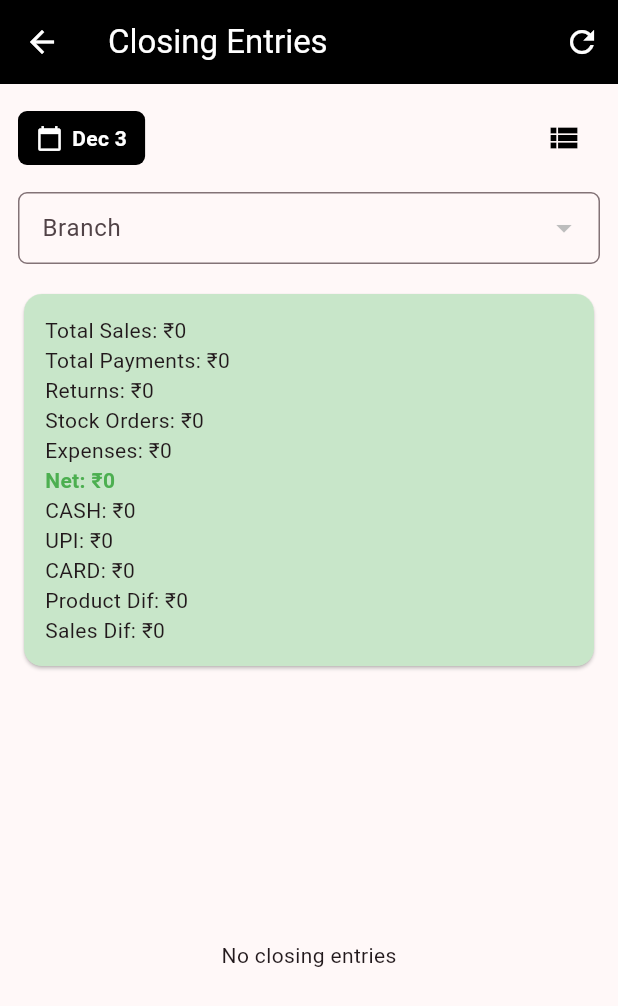
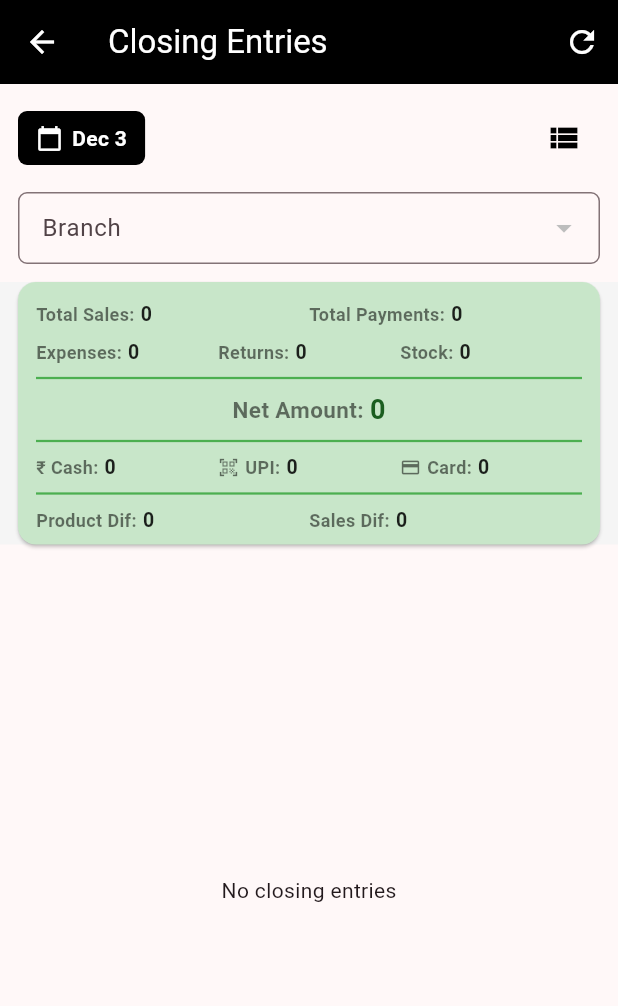
Before and after one commit to SeyalTeam/blackforest-admin, a Flutter app: the ClosingEntryReportPage screen opened directly, on a phone screen of 412 x 824 dp. Shown: the top 1006 px of the screen. Run offline on Flutter 3.47's test engine with Material 3 defaults, Android fonts, the phone set to English and light mode, and no system bars; our stand-ins replace flutter_secure_storage, shared_preferences; accounts and stored records are empty; network calls fail.

Commit message:
closing report updated

```diff
--- a/lib/closingentry_report.dart
+++ b/lib/closingentry_report.dart
@@ -400,10 +400,13 @@ class _ClosingEntryReportPageState extends State<ClosingEntryReportPage> {
                 children: [
                   Row(
                     children: [
-                      const Icon(Icons.attach_money, size: 16),
-                      const SizedBox(width: 12),
+                      const Text(
+                        "₹",
+                        style: TextStyle(fontSize: 16, fontWeight: FontWeight.bold),
+                      ),
+                      const SizedBox(width: 6),
                       Text(
-                        "${_formatAmount(e["cash"] ?? 0)}",
+                        _formatAmount(e["cash"] ?? 0),
                         style: const TextStyle(fontWeight: FontWeight.bold),
                       ),
                     ],
@@ -514,6 +517,140 @@ class _ClosingEntryReportPageState extends State<ClosingEntryReportPage> {
     }
   }
 
+  Widget _compactSummaryCard() {
+    return Card(
+      color: Colors.green.shade100,
+      margin: EdgeInsets.zero,
+      child: Padding(
+        padding: const EdgeInsets.all(12),
+        child: Column(
+          children: [
+            // Row 1: Total Sales & Total Payments
+            Row(
+              children: [
+                Expanded(
+                  child: _summaryItem("Total Sales", totalSales, isBoldValue: true),
+                ),
+                Expanded(
+                  child: _summaryItem("Total Payments", totalPayments, isBoldValue: true),
+                ),
+              ],
+            ),
+            const SizedBox(height: 6),
+            // Row 2: Expenses, Returns, Stock (all 3 in one row)
+            Row(
+              children: [
+                Expanded(
+                  child: _summaryItem("Expenses", totalExpenses, isBoldValue: true),
+                ),
+                Expanded(
+                  child: _summaryItem("Returns", totalReturns, isBoldValue: true),
+                ),
+                Expanded(
+                  child: _summaryItem("Stock", totalStockOrders, isBoldValue: true),
+                ),
+              ],
+            ),
+            const Divider(height: 16, thickness: 1.5, color: Colors.green),
+            // Row 3: Net Amount (full width, bold, larger)
+            _summaryItem("Net Amount", totalNet, isBold: true, isLarge: true),
+            const Divider(height: 16, thickness: 1.5, color: Colors.green),
+            // Row 4: Cash, UPI, Card (all 3 in one row) - Cash shows ₹ instead of $
+            Row(
+              children: [
+                Expanded(
+                  child: _summaryItem("₹ Cash", totalCash, isBoldValue: true),
+                ),
+                Expanded(
+                  child: _summaryItem("UPI", totalUpi, icon: Icons.qr_code_scanner, isBoldValue: true),
+                ),
+                Expanded(
+                  child: _summaryItem("Card", totalCard, icon: Icons.credit_card, isBoldValue: true),
+                ),
+              ],
+            ),
+            const Divider(height: 16, thickness: 1.5, color: Colors.green),
+            // Row 5: Product Dif & Sales Dif
+            Row(
+              children: [
+                Expanded(
+                  child: _summaryItem(
+                    "Product Dif",
+                    totalProductDif,
+                    showArrow: true,
+                    isBoldValue: true,
+                  ),
+                ),
+                Expanded(
+                  child: _summaryItem(
+                    "Sales Dif",
+                    totalSalesDif,
+                    showArrow: true,
+                    isBoldValue: true,
+                  ),
+                ),
+              ],
+            ),
+          ],
+        ),
+      ),
+    );
+  }
+
+  Widget _summaryItem(String label, double value, {
+    bool isBold = false,
+    bool isLarge = false,
+    bool isBoldValue = false,
+    IconData? icon,
+    bool showArrow = false,
+  }) {
+    Color valueColor = Colors.black87;
+    Widget? arrowWidget;
+
+    if (showArrow) {
+      if (value > 0) {
+        arrowWidget = const Icon(Icons.arrow_upward, color: Colors.green, size: 14);
+        valueColor = Colors.green;
+      } else if (value < 0) {
+        arrowWidget = const Icon(Icons.arrow_downward, color: Colors.red, size: 14);
+        valueColor = Colors.red;
+      }
+    } else if (isBold) {
+      valueColor = Colors.green.shade900;
+    }
+
+    return Row(
+      mainAxisSize: MainAxisSize.min,
+      children: [
+        if (icon != null) ...[
+          Icon(icon, size: 14, color: Colors.black54),
+          const SizedBox(width: 4),
+        ],
+        Text(
+          "$label:",
+          style: TextStyle(
+            fontSize: isLarge ? 15 : 12,
+            fontWeight: isBold ? FontWeight.bold : FontWeight.w600,
+            color: Colors.black54,
+          ),
+        ),
+        const SizedBox(width: 4),
+        if (arrowWidget != null) ...[
+          arrowWidget,
+          const SizedBox(width: 2),
+        ],
+        Text(
+          _formatAmount(value),
+          style: TextStyle(
+            fontSize: isLarge ? 18 : 13,
+            fontWeight: (isBold || isBoldValue) ? FontWeight.bold : FontWeight.w600,
+            color: valueColor,
+          ),
+        ),
+      ],
+    );
+  }
+
   @override
   Widget build(BuildContext context) {
     final displayedEntries = _getDisplayedEntries();
@@ -538,11 +675,13 @@ class _ClosingEntryReportPageState extends State<ClosingEntryReportPage> {
           )
         ],
       ),
-      body: Padding(
-        padding: const EdgeInsets.all(12),
+      body: CustomScrollView(
+        slivers: [
+          // Scrollable Header: Calendar and Branch Filter
+          SliverToBoxAdapter(
+            child: Padding(
+              padding: const EdgeInsets.fromLTRB(12, 12, 12, 0),
               child: Column(
-          children: [
-            Column(
                 crossAxisAlignment: CrossAxisAlignment.start,
                 children: [
                   Row(
@@ -554,73 +693,68 @@ class _ClosingEntryReportPageState extends State<ClosingEntryReportPage> {
                   ),
                   const SizedBox(height: 12),
                   _branchFilter(),
-              ],
-            ),
-            const SizedBox(height: 16),
-            Card(
-              color: Colors.green.shade100,
-              child: Padding(
-                padding: const EdgeInsets.all(14),
-                child: Row(
-                  children: [
-                    Expanded(
-                      child: Column(
-                        crossAxisAlignment: CrossAxisAlignment.start,
-                        children: [
-                          Text(
-                              "Total Sales: ₹${_formatAmount(totalSales)}"),
-                          Text(
-                              "Total Payments: ₹${_formatAmount(totalPayments)}"),
-                          Text(
-                              "Returns: ₹${_formatAmount(totalReturns)}"),
-                          Text(
-                              "Stock Orders: ₹${_formatAmount(totalStockOrders)}"),
-                          Text(
-                              "Expenses: ₹${_formatAmount(totalExpenses)}"),
-                          Text(
-                              "Net: ₹${_formatAmount(totalNet)}",
-                              style: const TextStyle(
-                                  fontWeight: FontWeight.bold,
-                                  color: Colors.green)),
-                          Text(
-                              "CASH: ₹${_formatAmount(totalCash)}"),
-                          Text(
-                              "UPI: ₹${_formatAmount(totalUpi)}"),
-                          Text(
-                              "CARD: ₹${_formatAmount(totalCard)}"),
-                          Text(
-                            "Product Dif: ₹${_formatAmount(totalProductDif)}",
-                            style: totalProductDif < 0 ? const TextStyle(color: Colors.red) : null,
-                          ),
-                          Text(
-                            "Sales Dif: ₹${_formatAmount(totalSalesDif)}",
-                            style: totalSalesDif < 0 ? const TextStyle(color: Colors.red) : null,
-                          ),
-                        ],
-                      ),
-                    )
+                  const SizedBox(height: 12),
                 ],
               ),
             ),
           ),
-            const SizedBox(height: 14),
-            Expanded(
-              child: _loading
-                  ? const Center(child: CircularProgressIndicator())
+          // Sticky Summary Card
+          SliverPersistentHeader(
+            pinned: true,
+            delegate: _SummaryCardDelegate(
+              child: Container(
+                color: Colors.grey[100],
+                padding: const EdgeInsets.symmetric(horizontal: 12),
+                child: _compactSummaryCard(),
+              ),
+            ),
+          ),
+          // Scrollable Entries List
+          _loading
+              ? const SliverFillRemaining(
+                  child: Center(child: CircularProgressIndicator()),
+                )
               : displayedEntries.isEmpty
-                  ? const Center(child: Text("No closing entries"))
-                  : ListView.builder(
-                physics: const BouncingScrollPhysics(),
-                itemCount: displayedEntries.length,
-                itemBuilder: (_, i) => _entryCard(
-                  displayedEntries[i],
+                  ? const SliverFillRemaining(
+                      child: Center(child: Text("No closing entries")),
+                    )
+                  : SliverPadding(
+                      padding: const EdgeInsets.fromLTRB(12, 12, 12, 12),
+                      sliver: SliverList(
+                        delegate: SliverChildBuilderDelegate(
+                          (context, index) => _entryCard(
+                            displayedEntries[index],
                             isCombined: _combinedView,
+                          ),
+                          childCount: displayedEntries.length,
                         ),
                       ),
                     ),
         ],
       ),
-      ),
     );
   }
 }
+
+// Delegate for sticky summary card
+class _SummaryCardDelegate extends SliverPersistentHeaderDelegate {
+  final Widget child;
+
+  _SummaryCardDelegate({required this.child});
+
+  @override
+  double get minExtent => 175; // Minimum height when scrolled - tightly fit to content
+
+  @override
+  double get maxExtent => 175; // Maximum height
+
+  @override
+  Widget build(BuildContext context, double shrinkOffset, bool overlapsContent) {
+    return child;
+  }
+
+  @override
+  bool shouldRebuild(covariant SliverPersistentHeaderDelegate oldDelegate) {
+    return true;
+  }
+}
```
Lines whose indentation alone changed are shown as unchanged.
